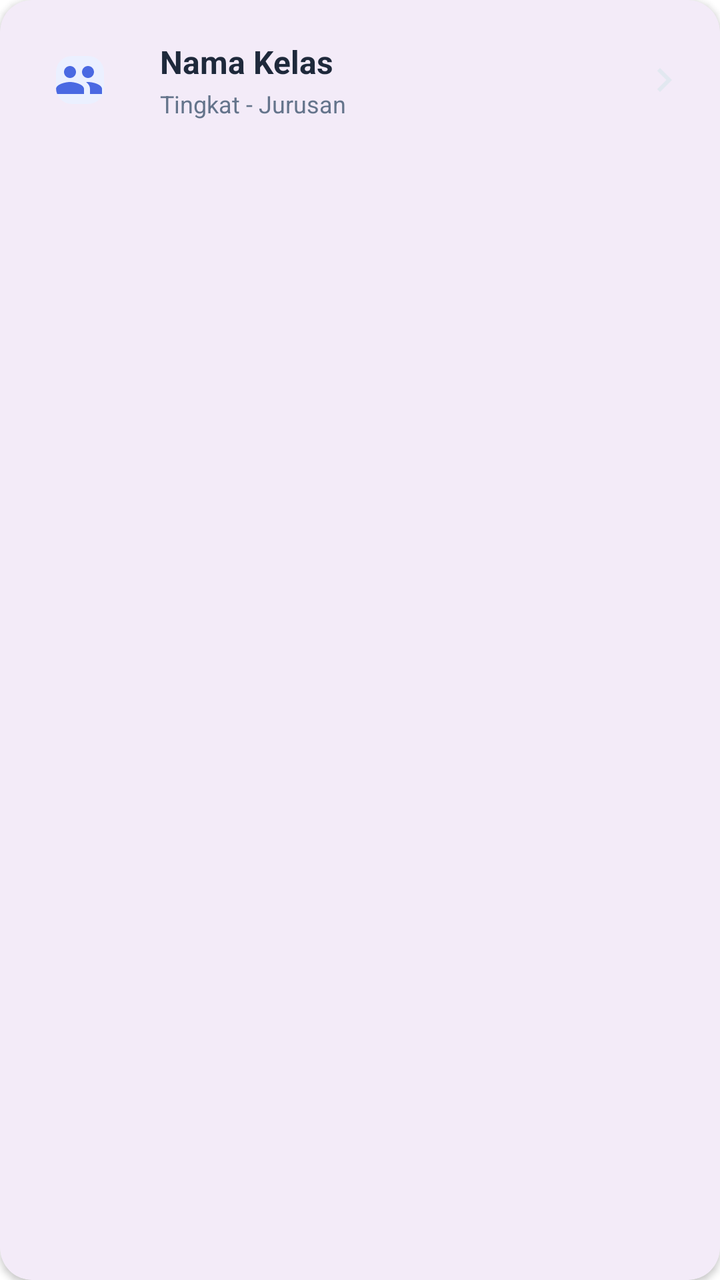
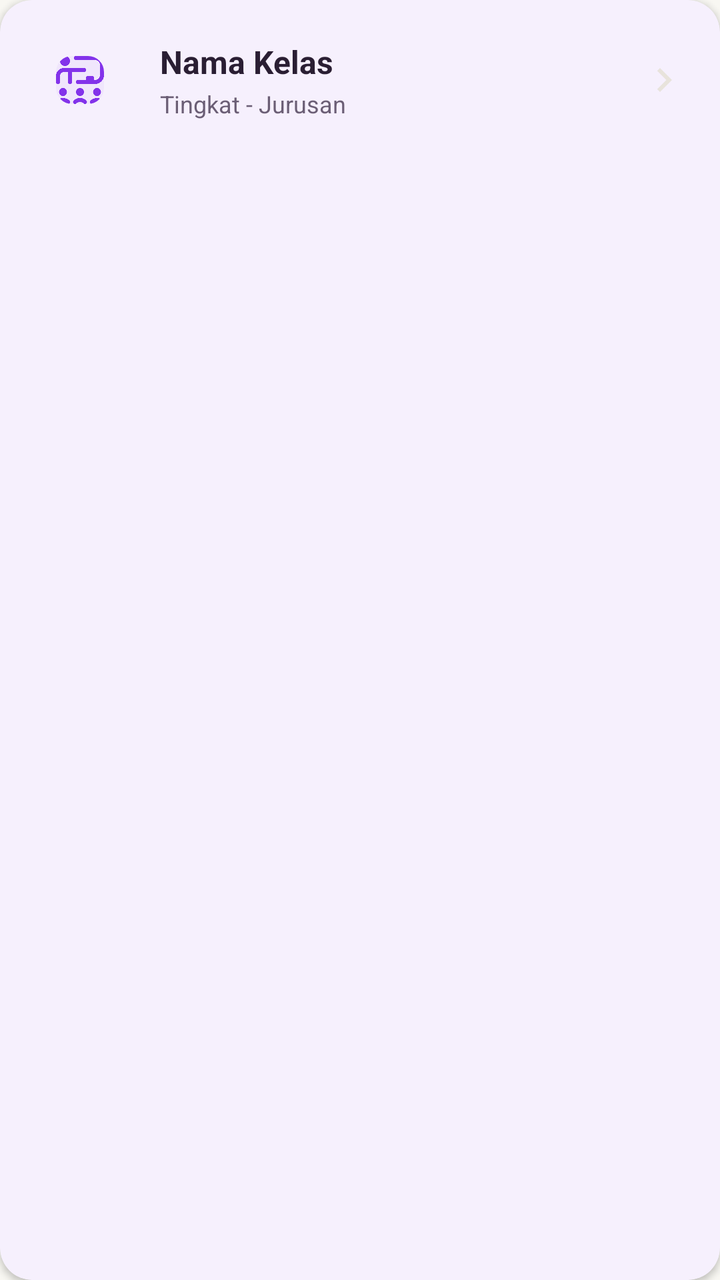

Before-and-after screenshots of an Android layout around one commit, followed by the original layout XML and the change that was made.
<!-- AndroidManifest.xml: application theme Theme.BkNova -->
<!-- res/layout/item_kelas_bk.xml -->
<?xml version="1.0" encoding="utf-8"?>
<com.google.android.material.card.MaterialCardView xmlns:android="http://schemas.android.com/apk/res/android"
    xmlns:app="http://schemas.android.com/apk/res-auto"
    android:layout_width="match_parent"
    android:layout_height="wrap_content"
    android:layout_marginBottom="12dp"
    app:cardCornerRadius="16dp"
    app:cardElevation="2dp"
    app:strokeWidth="0dp"
    android:clickable="true"
    android:focusable="true"
    android:foreground="?attr/selectableItemBackground">

    <LinearLayout
        android:layout_width="match_parent"
        android:layout_height="wrap_content"
        android:gravity="center_vertical"
        android:orientation="horizontal"
        android:padding="16dp">

        <com.google.android.material.imageview.ShapeableImageView
            android:layout_width="48dp"
            android:layout_height="48dp"
            android:background="@color/blue_light"
            android:padding="12dp"
            app:shapeAppearanceOverlay="@style/ShapeAppearance.Rounded8"
            android:src="@drawable/ic_people"
            app:tint="@color/blue_primary" />

        <LinearLayout
            android:layout_width="0dp"
            android:layout_height="wrap_content"
            android:layout_weight="1"
            android:layout_marginStart="16dp"
            android:orientation="vertical">

            <TextView
                android:id="@+id/tv_nama_kelas"
                android:layout_width="wrap_content"
                android:layout_height="wrap_content"
                android:text="Nama Kelas"
                android:textColor="@color/text_color_primary"
                android:textSize="16sp"
                android:textStyle="bold" />

            <TextView
                android:id="@+id/tv_tingkat_jurusan"
                android:layout_width="wrap_content"
                android:layout_height="wrap_content"
                android:layout_marginTop="2dp"
                android:text="Tingkat - Jurusan"
                android:textColor="@color/text_color_secondary"
                android:textSize="12sp" />
        </LinearLayout>

        <ImageView
            android:layout_width="24dp"
            android:layout_height="24dp"
            android:src="@drawable/ic_chevron_right"
            app:tint="@color/divider_color" />

    </LinearLayout>
</com.google.android.material.card.MaterialCardView>
<!-- resources referenced by this layout -->
<resources>
  <color name="blue_light">#EBF0FF</color>
  <color name="blue_primary">#4A69E2</color>
  <color name="divider_color">#E2E8F0</color>
  <color name="text_color_primary">#1E293B</color>
  <color name="text_color_secondary">#64748B</color>
  <!-- drawable ic_chevron_right (drawable) -->
  <vector xmlns:android="http://schemas.android.com/apk/res/android"
      android:width="24dp"
      android:height="24dp"
      android:viewportWidth="24"
      android:viewportHeight="24">
      <path
          android:fillColor="#000000"
          android:pathData="M10,6L8.59,7.41 13.17,12l-4.58,4.59L10,18l6,-6z"/>
  </vector>
  <!-- drawable ic_people (drawable) -->
  <vector xmlns:android="http://schemas.android.com/apk/res/android"
      android:width="24dp"
      android:height="24dp"
      android:viewportWidth="24"
      android:viewportHeight="24">
      <path
          android:fillColor="#000000"
          android:pathData="M16,11c1.66,0 2.99,-1.34 2.99,-3S17.66,5 16,5s-3,1.34 -3,3S14.34,11 16,11zM7,11c1.66,0 3,-1.34 3,-3S8.66,5 7,5S4,6.34 4,8S5.34,11 7,11zM7,13c-2.33,0 -7,1.17 -7,3.5V19h14v-2.5C14,14.17 9.33,13 7,13zM16,13c-0.29,0 -0.62,0.02 -0.97,0.05c1.16,0.84 1.97,1.97 1.97,3.45V19h6v-2.5C23,14.17 18.33,13 16,13z"/>
  </vector>
  <style name="ShapeAppearance.Rounded8" parent="">
          <item name="cornerFamily">rounded</item>
          <item name="cornerSize">8dp</item>
      </style>
  <style name="Theme.BkNova" parent="Base.Theme.BkNova" />
  <style name="Base.Theme.BkNova" parent="Theme.Material3.Light.NoActionBar">
          
          
          <item name="android:windowBackground">@color/white</item>
      </style>
  <color name="white">#FFFFFFFF</color>
</resources>

<!-- the commit's change to res/layout/item_kelas_bk.xml (unified diff, before → after) -->
@@ -21,11 +21,11 @@
         <com.google.android.material.imageview.ShapeableImageView
             android:layout_width="48dp"
             android:layout_height="48dp"
-            android:background="@color/blue_light"
+            android:background="@color/brand_soft"
             android:padding="12dp"
             app:shapeAppearanceOverlay="@style/ShapeAppearance.Rounded8"
-            android:src="@drawable/ic_people"
-            app:tint="@color/blue_primary" />
+            android:src="@drawable/img_7"
+            app:tint="@color/brand_primary" />
 
         <LinearLayout
             android:layout_width="0dp"
<!-- resource entries referenced after the edit -->
@@ -1,10 +1,10 @@
 <!-- resources referenced by this layout -->
 <resources>
-  <color name="blue_light">#EBF0FF</color>
-  <color name="blue_primary">#4A69E2</color>
-  <color name="divider_color">#E2E8F0</color>
-  <color name="text_color_primary">#1E293B</color>
-  <color name="text_color_secondary">#64748B</color>
+  <color name="brand_primary">#8333EA</color>
+  <color name="brand_soft">#F0E6FC</color>
+  <color name="divider_color">#E8E3DC</color>
+  <color name="text_color_primary">#2A1E33</color>
+  <color name="text_color_secondary">#6B5E75</color>
   <!-- drawable ic_chevron_right (drawable) -->
   <vector xmlns:android="http://schemas.android.com/apk/res/android"
       android:width="24dp"
@@ -15,26 +15,61 @@
           android:fillColor="#000000"
           android:pathData="M10,6L8.59,7.41 13.17,12l-4.58,4.59L10,18l6,-6z"/>
   </vector>
-  <!-- drawable ic_people (drawable) -->
-  <vector xmlns:android="http://schemas.android.com/apk/res/android"
-      android:width="24dp"
-      android:height="24dp"
-      android:viewportWidth="24"
-      android:viewportHeight="24">
-      <path
-          android:fillColor="#000000"
-          android:pathData="M16,11c1.66,0 2.99,-1.34 2.99,-3S17.66,5 16,5s-3,1.34 -3,3S14.34,11 16,11zM7,11c1.66,0 3,-1.34 3,-3S8.66,5 7,5S4,6.34 4,8S5.34,11 7,11zM7,13c-2.33,0 -7,1.17 -7,3.5V19h14v-2.5C14,14.17 9.33,13 7,13zM16,13c-0.29,0 -0.62,0.02 -0.97,0.05c1.16,0.84 1.97,1.97 1.97,3.45V19h6v-2.5C23,14.17 18.33,13 16,13z"/>
-  </vector>
+  <!-- drawable img_7: png bitmap (drawable, 15484 bytes) -->
   <style name="ShapeAppearance.Rounded8" parent="">
           <item name="cornerFamily">rounded</item>
           <item name="cornerSize">8dp</item>
       </style>
   <style name="Theme.BkNova" parent="Base.Theme.BkNova" />
   <style name="Base.Theme.BkNova" parent="Theme.Material3.Light.NoActionBar">
+  
           
+          <item name="colorPrimary">@color/brand_primary</item>
+          <item name="colorOnPrimary">@color/white</item>
+          <item name="colorPrimaryContainer">@color/brand_soft</item>
+          <item name="colorOnPrimaryContainer">@color/text_color_primary</item>
+  
+          <item name="colorSecondary">@color/accent_pink</item>
           
-          <item name="android:windowBackground">@color/white</item>
+          <item name="colorOnSecondary">@color/text_color_primary</item>
+          <item name="colorSecondaryContainer">@color/accent_pink_soft</item>
+          <item name="colorOnSecondaryContainer">@color/text_color_primary</item>
+  
+          <item name="colorTertiary">@color/accent_peach</item>
+          <item name="colorOnTertiary">@color/text_color_primary</item>
+          <item name="colorTertiaryContainer">@color/accent_peach_soft</item>
+          <item name="colorOnTertiaryContainer">@color/text_color_primary</item>
+  
+          <item name="colorSurface">@color/white</item>
+          <item name="colorOnSurface">@color/text_color_primary</item>
+          <item name="colorSurfaceVariant">@color/background_cream</item>
+          <item name="colorOnSurfaceVariant">@color/text_color_secondary</item>
+          <item name="android:colorBackground">@color/background_cream</item>
+          <item name="colorOnBackground">@color/text_color_primary</item>
+  
+          <item name="colorOutline">@color/divider_color</item>
+          <item name="colorOutlineVariant">@color/divider_color</item>
+  
+          <item name="colorError">@color/red_text</item>
+          <item name="colorOnError">@color/white</item>
+          <item name="colorErrorContainer">@color/red_light</item>
+          <item name="colorOnErrorContainer">@color/red_text</item>
+  
+          <item name="android:windowBackground">@color/background_cream</item>
+  
+          
+          <item name="android:statusBarColor">@color/white</item>
+          <item name="android:windowLightStatusBar">true</item>
+          <item name="android:navigationBarColor">@color/white</item>
+          <item name="android:windowLightNavigationBar" tools:targetApi="o_mr1">true</item>
       </style>
   <color name="white">#FFFFFFFF</color>
+  <color name="accent_pink">#FF7FAF</color>
+  <color name="accent_pink_soft">#FFECF3</color>
+  <color name="accent_peach">#FFC6BF</color>
+  <color name="accent_peach_soft">#FFE8E5</color>
+  <color name="background_cream">#F8F7F2</color>
+  <color name="red_text">#DC2626</color>
+  <color name="red_light">#FEE2E2</color>
 </resources>
 
